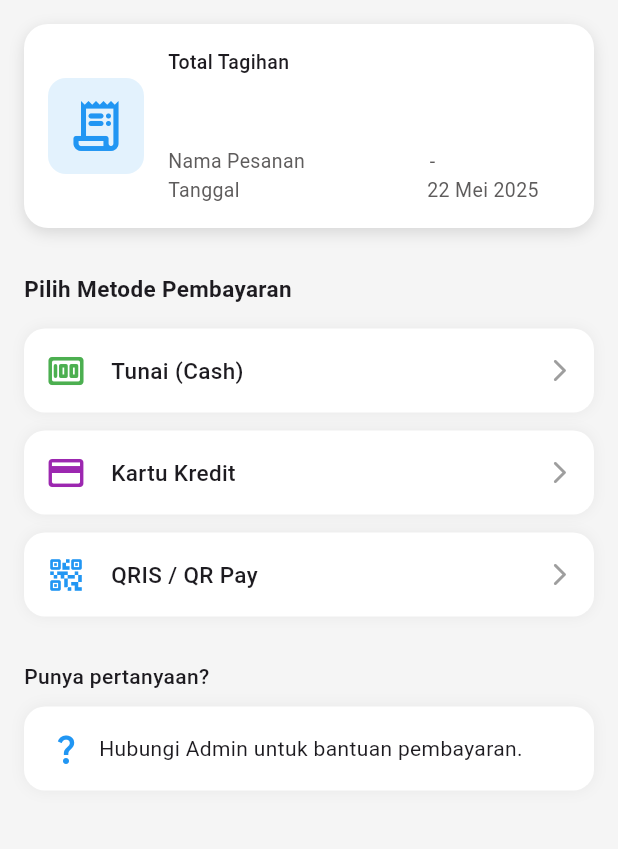
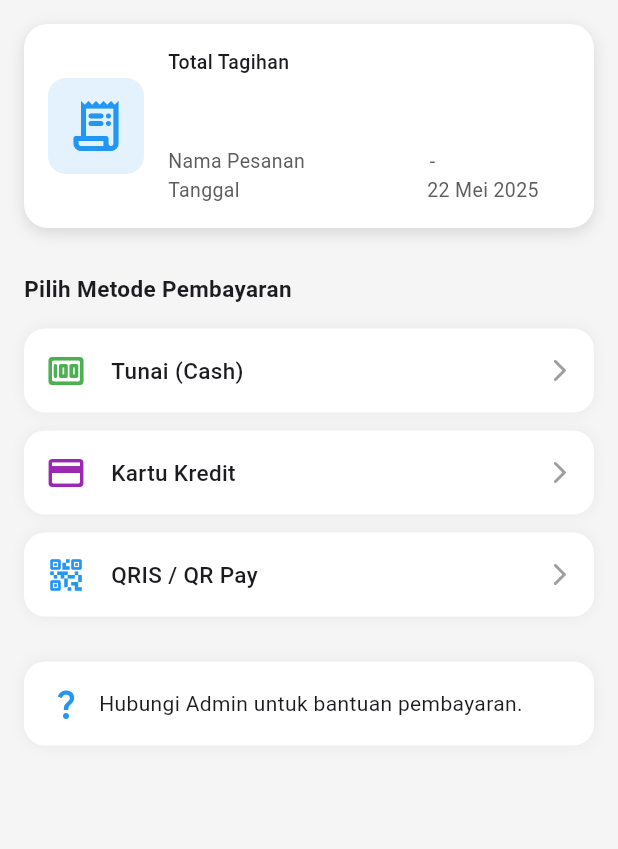
Before and after one commit to muhamadtegarputrapratama/myticketapp, a Flutter app: the PembayaranPage screen opened directly with empty values, on a phone screen of 412 x 824 dp, the part 84-933 px from its top. Run offline on Flutter 3.47's test engine with Material 3 defaults, Android fonts, the phone set to English and light mode, and no system bars.

```diff
--- a/lib/page3.dart
+++ b/lib/page3.dart
@@ -3,7 +3,7 @@ import 'dialog_tunai.dart';
 import 'dialog_kartu_kredit.dart';
 import 'dialog_qris.dart';
 
-class PembayaranPage extends StatelessWidget {
+class PembayaranPage extends StatefulWidget {
   final String title;
   final String type;
   final String price;
@@ -16,6 +16,11 @@ class PembayaranPage extends StatelessWidget {
   });
 
   @override
+  State<PembayaranPage> createState() => _PembayaranPageState();
+}
+
+class _PembayaranPageState extends State<PembayaranPage> {
+  @override
   Widget build(BuildContext context) {
     return Scaffold(
       backgroundColor: const Color(0xFFF5F5F5),
@@ -24,27 +29,100 @@ class PembayaranPage extends StatelessWidget {
         backgroundColor: Colors.white,
         leading: IconButton(
           icon: const Icon(Icons.arrow_back, color: Colors.black),
-          onPressed: () =>
-              Navigator.pop(context), //agar bisa kembali ke halaman sebelumnya
+          onPressed: () => Navigator.pop(context),
         ),
-        title: const Text("Pembayaran", style: TextStyle(color: Colors.black)),
+        title: const Text(
+          "Pembayaran",
+          style: TextStyle(color: Colors.black),
+        ),
       ),
       body: SingleChildScrollView(
         padding: const EdgeInsets.all(16),
         child: Column(
           crossAxisAlignment: CrossAxisAlignment.start,
           children: [
-            Container(
+            _buildTotalTagihan(),
+
+            const SizedBox(height: 30),
+
+            const Text(
+              "Pilih Metode Pembayaran",
+              style: TextStyle(fontSize: 15, fontWeight: FontWeight.bold),
+            ),
+
+            const SizedBox(height: 16),
+
+            _buildPaymentMethod(
+              icon: Icons.money_rounded,
+              iconColor: Colors.green,
+              title: "Tunai (Cash)",
+              onTap: () {
+                showDialog(
+                  context: context,
+                  builder: (_) => DialogTunai(
+                    price: widget.price,
+                    title: widget.title,
+                    type: widget.type,
+                  ),
+                );
+              },
+            ),
+
+            const SizedBox(height: 12),
+
+            _buildPaymentMethod(
+              icon: Icons.credit_card_rounded,
+              iconColor: Colors.purple,
+              title: "Kartu Kredit",
+              onTap: () {
+                showDialog(
+                  context: context,
+                  builder: (_) => DialogKartuKredit(
+                    price: widget.price,
+                    title: widget.title,
+                    type: widget.type,
+                  ),
+                );
+              },
+            ),
+
+            const SizedBox(height: 12),
+
+            _buildPaymentMethod(
+              icon: Icons.qr_code_2_rounded,
+              iconColor: Colors.blue,
+              title: "QRIS / QR Pay",
+              onTap: () {
+                showDialog(
+                  context: context,
+                  builder: (_) => DialogQRIS(
+                    price: widget.price,
+                    title: widget.title,
+                    type: widget.type,
+                  ),
+                );
+              },
+            ),
+
+            const SizedBox(height: 30),
+
+            _buildHelpBox(),
+          ],
+        ),
+      ),
+    );
+  }
+
+
+
+  Widget _buildTotalTagihan() {
+    return Container(
       padding: const EdgeInsets.all(16),
       decoration: BoxDecoration(
         color: Colors.white,
         borderRadius: BorderRadius.circular(16),
-                boxShadow: [
-                  BoxShadow(
-                    color: Colors.black12,
-                    blurRadius: 8,
-                    offset: const Offset(0, 3),
-                  ),
+        boxShadow: const [
+          BoxShadow(color: Colors.black12, blurRadius: 8, offset: Offset(0, 3)),
         ],
       ),
       child: Row(
@@ -68,30 +146,23 @@ class PembayaranPage extends StatelessWidget {
               children: [
                 const Text(
                   "Total Tagihan",
-                          style: TextStyle(
-                            fontSize: 13,
-                            fontWeight: FontWeight.w500,
+                  style: TextStyle(fontSize: 13, fontWeight: FontWeight.w500),
                 ),
-                        ),
-
                 const SizedBox(height: 4),
-
                 Text(
-                          price,
+                  widget.price,
                   style: const TextStyle(
                     fontSize: 22,
                     fontWeight: FontWeight.bold,
-                            color: Colors.black,
                   ),
                 ),
                 const SizedBox(height: 12),
-
                 Text(
-                          "Nama Pesanan                       $title - $type\nTanggal                                    22 Mei 2025",
+                  "Nama Pesanan                       ${widget.title} - ${widget.type}\n"
+                  "Tanggal                                    22 Mei 2025",
                   style: const TextStyle(
                     fontSize: 13,
                     color: Color.fromARGB(255, 94, 92, 92),
-                            fontWeight: FontWeight.w400,
                   ),
                 ),
               ],
@@ -99,83 +170,21 @@ class PembayaranPage extends StatelessWidget {
           ),
         ],
       ),
-            ),
+    );
+  }
 
-            const SizedBox(height: 30),
-
-            const Text(
-              "Pilih Metode Pembayaran",
-              style: TextStyle(fontSize: 15, fontWeight: FontWeight.bold),
-            ),
-
-            const SizedBox(height: 16),
-
-            _buildPaymentMethod(
-              icon: Icons.money_rounded,
-              iconColor: Colors.green,
-              title: "Tunai (Cash)",
-              onTap: () {
-                showDialog(
-                  context: context,
-                  builder: (_) =>
-                      DialogTunai(price: price, title: title, type: type),
-                );
-              },
-            ),
-
-            const SizedBox(height: 12),
-
-            _buildPaymentMethod(
-              icon: Icons.credit_card_rounded,
-              iconColor: Colors.purple,
-              title: "Kartu Kredit",
-              onTap: () {
-                showDialog(
-                  context: context,
-                  builder: (_) =>
-                      DialogKartuKredit(price: price, title: title, type: type),
-                );
-              },
-            ),
-
-            const SizedBox(height: 12),
-
-            _buildPaymentMethod(
-              icon: Icons.qr_code_2_rounded,
-              iconColor: Colors.blue,
-              title: "QRIS / QR Pay",
-              onTap: () {
-                showDialog(
-                  context: context,
-                  builder: (_) =>
-                      DialogQRIS(price: price, title: title, type: type),
-                );
-              },
-            ),
-
-            const SizedBox(height: 30),
-
-            const Text(
-              "Punya pertanyaan?",
-              style: TextStyle(fontSize: 14, fontWeight: FontWeight.w500),
-            ),
-
-            const SizedBox(height: 10),
-
-            Container(
+  Widget _buildHelpBox() {
+    return Container(
       padding: const EdgeInsets.all(16),
       decoration: BoxDecoration(
         color: Colors.white,
         borderRadius: BorderRadius.circular(14),
         boxShadow: [
-                  BoxShadow(
-                    color: Colors.black.withOpacity(0.05),
-                    blurRadius: 8,
-                  ),
+          BoxShadow(color: Colors.black.withOpacity(0.05), blurRadius: 8),
         ],
       ),
-              child: Row(
-                children: const [
+      child: const Row(
+        children: [
           Icon(Icons.question_mark_outlined, color: Colors.blue),
           SizedBox(width: 10),
           Expanded(
@@ -185,10 +194,6 @@ class PembayaranPage extends StatelessWidget {
             ),
           ),
         ],
-              ),
-            ),
-          ],
-        ),
       ),
     );
   }
```
Lines whose indentation alone changed are shown as unchanged.
